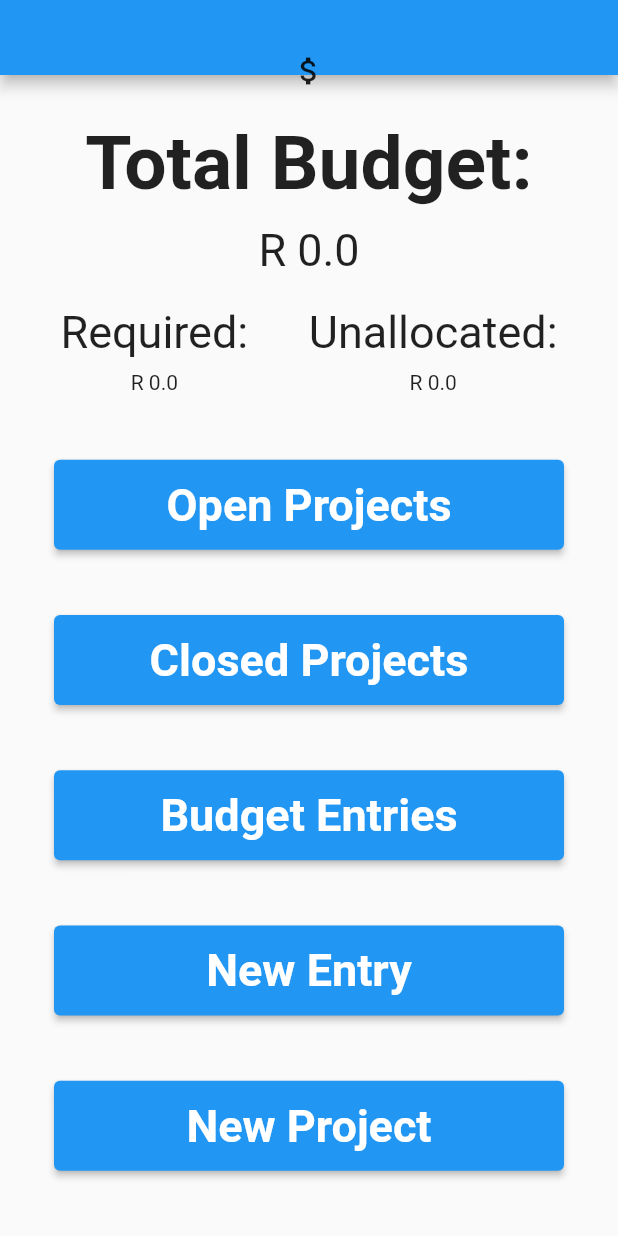
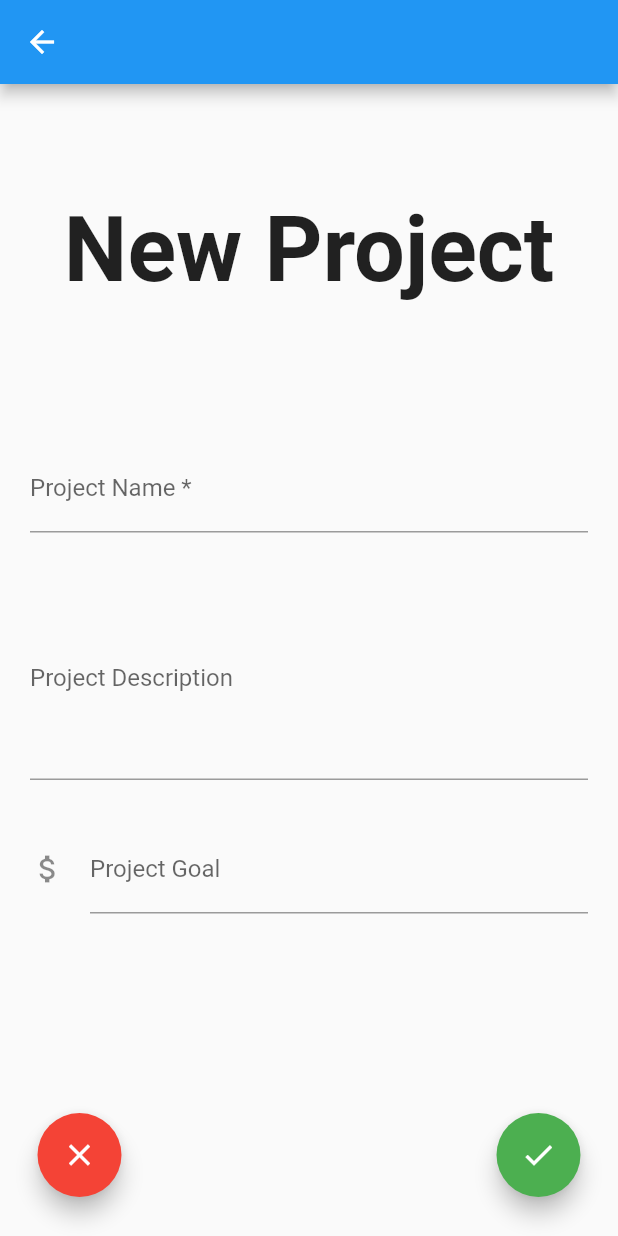
Before and after one commit to paintingcameron/EasyBudget, a Flutter app: the screen it shows after launch, after a tap on "New Project", on a phone screen of 412 x 824 dp. Run offline on Flutter 3.47's test engine with Material 2 defaults, Android fonts, the light colour scheme and no system bars; our stand-ins replace fluttertoast, hive, permission_handler; missing offline and left inert: restart_app; accounts and stored records are empty; statements that could not run were skipped.

Commit message:
new Project page done. Need to implement API calls and check all validation

```diff
--- a/lib/api/tools.dart
+++ b/lib/api/tools.dart
@@ -1,4 +1,4 @@
-import 'package:easybudget/exceptions/api_exceptions.dart';
+import 'package:easybudget/exceptions/apiExceptions.dart';
 import 'package:easybudget/models/entry.dart';
 import 'package:easybudget/models/project.dart';
 import 'package:hive/hive.dart';
--- a/lib/pages/ListPage.dart
+++ b/lib/pages/ListPage.dart
@@ -1,7 +1,7 @@
-import 'package:easybudget/widgets/easy_widgets.dart';
+import 'package:easybudget/widgets/easyWidgets.dart';
 import 'package:flutter/cupertino.dart';
 import 'package:flutter/material.dart';
-import 'package:easybudget/widgets/easy_appbars.dart';
+import 'package:easybudget/widgets/easyAppBars.dart';
 
 abstract class ListPage<T> extends StatelessWidget{
   Stream<T> list_stream;
@@ -24,7 +24,7 @@ abstract class ListPage<T> extends StatelessWidget{
   Widget build(BuildContext context) {
     return Material(
       child: Scaffold(
-        appBar: easy_appbar_back(context),
+        appBar: easyAppBar_back(),
         body: StreamBuilder(
           builder: (context, AsyncSnapshot<List<T>> snapshot) {
             if (snapshot.hasData) {
--- a/lib/pages/home.dart
+++ b/lib/pages/home.dart
@@ -1,14 +1,15 @@
 import 'package:easybudget/bloc/bloc.dart';
-import 'package:easybudget/exceptions/api_exceptions.dart';
+import 'package:easybudget/exceptions/apiExceptions.dart';
 import 'package:easybudget/pages/deniedPermissions.dart';
-import 'package:easybudget/widgets/easy_inputs.dart';
-import 'package:easybudget/widgets/easy_widgets.dart';
+import 'package:easybudget/pages/newProjectPage.dart';
+import 'package:easybudget/widgets/easyInputs.dart';
+import 'package:easybudget/widgets/easyWidgets.dart';
 import 'package:flutter/cupertino.dart';
 import 'package:flutter/material.dart';
 import 'package:hive/hive.dart';
 import 'package:path_provider/path_provider.dart';
 import 'package:permission_handler/permission_handler.dart';
-import 'package:easybudget/widgets/easy_appbars.dart';
+import 'package:easybudget/widgets/easyAppBars.dart';
 import 'package:easybudget/globals.dart';
 import 'package:fluttertoast/fluttertoast.dart';
 
@@ -61,7 +62,7 @@ class _HomePageState extends State<HomePage> {
 
   Widget HomeView() {
     return Scaffold(
-      appBar: easy_appbar(),
+      appBar: easyAppBar(),
       resizeToAvoidBottomInset: false,
       body: Center(
         child: Column( //Whole screen column
@@ -171,7 +172,6 @@ class _HomePageState extends State<HomePage> {
                       textColor: Colors.white
                   );
                 } on negativeBudgetException {
-                  print('negative budget exception thrown');
                   await Future.delayed(Duration(milliseconds: 500));
                   await showDialog(
                       context: context,
@@ -196,7 +196,14 @@ class _HomePageState extends State<HomePage> {
               }
               break;
             case button_options.new_project:
-            // TODO: Handle this case.
+              var results = await Navigator.push(
+                context,
+                MaterialPageRoute(
+                  builder: (context) => NewProjectPage(),
+                ),
+              );
+
+              print('Results: $results');
               break;
           }
         },
--- /dev/null
+++ b/lib/pages/newProjectPage.dart
@@ -0,0 +1,135 @@
+
+import 'package:easybudget/widgets/easyAppBars.dart';
+import 'package:flutter/cupertino.dart';
+import 'package:flutter/material.dart';
+import 'package:flutter/painting.dart';
+import 'package:flutter/services.dart';
+
+class NewProjectPage extends StatefulWidget {
+  @override
+  _NewProjectPageState createState() => _NewProjectPageState();
+}
+
+class _NewProjectPageState extends State<NewProjectPage> {
+  TextEditingController nameController = new TextEditingController();
+  TextEditingController descController = new TextEditingController();
+  TextEditingController goalController = new TextEditingController();
+  GlobalKey<FormState> _formKey = new GlobalKey<FormState>();
+
+  @override
+  Widget build(BuildContext context) {
+    final bool showFab = MediaQuery.of(context).viewInsets.bottom==0.0;
+    return Scaffold(
+      appBar: easyAppBar_back(),
+      body: SingleChildScrollView(
+        child: Center(
+          child: Column(
+            mainAxisAlignment: MainAxisAlignment.start,
+            crossAxisAlignment: CrossAxisAlignment.center,
+            children: [
+              Container(
+                height: 220,
+                alignment: Alignment.center,
+                child: Text(
+                  'New Project',
+                  style: TextStyle(
+                    fontWeight: FontWeight.bold,
+                    fontSize: 60
+                  ),
+                ),
+              ),
+              Padding(
+                padding: const EdgeInsets.all(20.0),
+                child: Form(
+                  key: _formKey,
+                  child: Column(
+                    crossAxisAlignment: CrossAxisAlignment.start,
+                    children: [
+                      TextFormField(
+                        decoration: const InputDecoration(
+                          labelText: 'Project Name *',
+                        ),
+                        maxLines: 1,
+                        controller: nameController,
+                        keyboardType: TextInputType.text,
+                        validator: (name) {
+                          if (name == null || name.isEmpty) {
+                            return 'Please enter a project name';
+                          }
+                          return null;
+                        },
+                      ),
+                      SizedBox(height: 30,),
+                      TextFormField(
+                        decoration: const InputDecoration(
+                          labelText: 'Project Description',
+                        ),
+                        controller: descController,
+                        maxLines: 5,
+                        keyboardType: TextInputType.multiline,
+                        validator: (desc) {
+                          if (desc == null || desc.isEmpty) {
+                            return 'Please enter a description';
+                          }
+                          return null;
+                        },
+                      ),
+                      SizedBox(height: 30,),
+                      TextFormField(
+                        decoration: const InputDecoration(
+                          labelText: 'Project Goal',
+                          icon: Icon(Icons.attach_money_sharp),
+                        ),
+                        controller: goalController,
+                        maxLines: 1,
+                        keyboardType: TextInputType.number,
+                        inputFormatters: [FilteringTextInputFormatter.digitsOnly,],
+                        validator: (goal) {
+                          if (goal == null || goal.isEmpty) {
+                            return 'Please enter a goal';
+                          }
+                          return null;
+                        },
+                      )
+                    ],
+                  ),
+                ),
+              ),
+            ],
+          ),
+        ),
+      ),
+      floatingActionButtonLocation: FloatingActionButtonLocation.centerFloat,
+      floatingActionButton: showFab?Container(
+        padding: EdgeInsets.symmetric(vertical: 10, horizontal: 25.0),
+        child: Row(
+          mainAxisAlignment: MainAxisAlignment.spaceBetween,
+          children: <Widget>[
+            FloatingActionButton(
+              heroTag: 'btn_close',
+              onPressed: () {
+                Navigator.of(context).pop([false]);
+              },
+              child: Icon(Icons.close),
+              backgroundColor: Colors.red,
+            ),
+            FloatingActionButton(
+              heroTag: 'btn_save',
+              onPressed: () {
+                if (_formKey.currentState!.validate()) {
+                  Navigator.of(context).pop([nameController.text, descController.text, goalController.text]);
+                } else {
+                ScaffoldMessenger.of(context).showSnackBar(
+                  SnackBar(
+                  content: Text('Invalid Project')));
+                }
+              },
+              child: Icon(Icons.done),
+              backgroundColor: Colors.green,
+            ),
+          ],
+        ),
+      ):null,
+    );
+  }
+}
--- /dev/null
+++ b/lib/widgets/easyAppBars.dart
@@ -0,0 +1,29 @@
+import 'package:flutter/cupertino.dart';
+import 'package:flutter/material.dart';
+
+AppBar easyAppBar() {
+  return AppBar(
+    centerTitle: true,
+    toolbarHeight: 50,
+    flexibleSpace: Padding(
+      padding: EdgeInsets.only(top: 35),
+      child: Container(
+          alignment: Alignment.center,
+          child: Icon(Icons.attach_money_outlined)
+      )
+    ),
+  );
+}
+
+AppBar easyAppBar_back() {
+  return AppBar(
+    leading: Builder(
+      builder: (context) {
+        return IconButton(
+          icon: const Icon(Icons.arrow_back),
+          onPressed: () => Navigator.of(context).pop([false]),
+        );
+      },
+    ),
+  );
+}
```
Also changed, not shown: lib/widgets/easyInputs.dart (added, +92 -0 lines), lib/widgets/easy_appbars.dart (deleted, +0 -50 lines), lib/widgets/easy_inputs.dart (deleted, +0 -76 lines), lib/exceptions/apiExceptions.dart (renamed from lib/exceptions/api_exceptions.dart), lib/widgets/easyWidgets.dart (renamed from lib/widgets/easy_widgets.dart).
